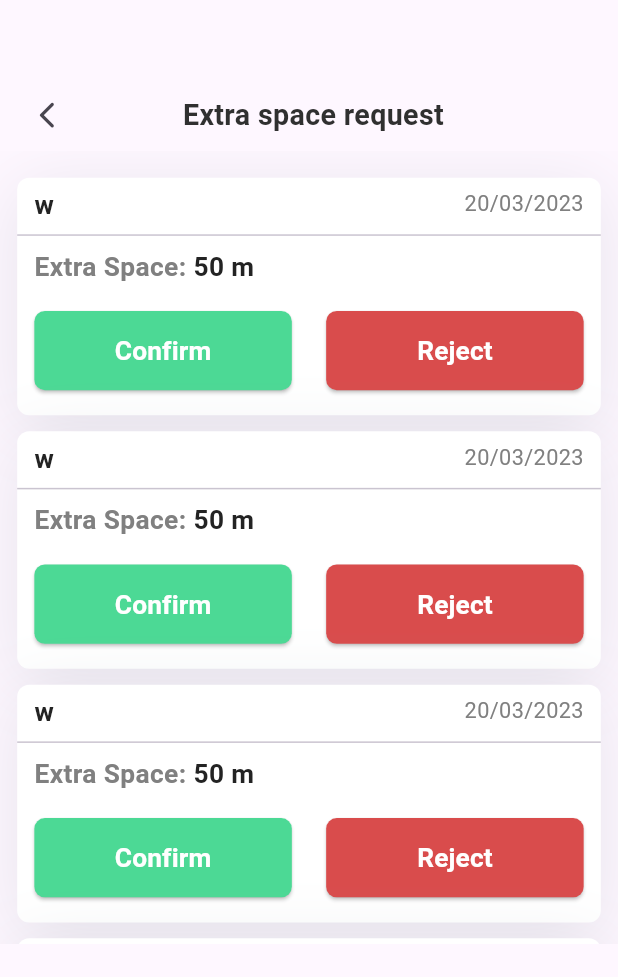
After one commit to sami-MhdAmin/mall-automation-system, a Flutter app: the WarehouseExtraSpaceRequests screen opened directly, on a phone screen of 412 x 824 dp. The commit adds this screen. Shown: the top 977 px of the screen. Run offline on Flutter 3.47's test engine with Material 2 defaults, Android fonts, the phone set to English and light mode, and no system bars; our stand-ins replace bloc, carousel_slider, connectivity_plus, convex_bottom_bar, dartz, dio and 12 more; missing offline and left inert: flutter_paypal_checkout; accounts and stored records are empty; network calls fail; Roboto replaces fonts that are missing (Merriweather, Nunito Sans); project files that could hold a hidden picture were left out; key blocks and very long unbroken strings in the code were emptied for the run.

Commit message:
warehouse space request

```diff
--- a/asset/translations/ar-SA.json
+++ b/asset/translations/ar-SA.json
@@ -98,7 +98,13 @@
     "type":"النوع: ",
     "storeSpace":"مساحة المتجر: ",
     "availableStorageSpace":"مساحة التخزين المتوفرة: ",
-    "update":"تحديث"
+    "update":"تحديث",
+    "logout":"تسجيل الخروج",
+    "extraSpaceRequest":"طلب مساحة إضافية",
+    "increaseWarehouseSpace":"زيادة مساحة المستودع",
+    "m":"م"
+
+
 
 
 
--- a/asset/translations/en-US.json
+++ b/asset/translations/en-US.json
@@ -19,9 +19,9 @@
     "pleaseEnterYourGmail": "please enter your gmail",
     "containAt": "The Email must contain '@' Character",
     "pleaseEnterYourPassword": "please enter your password",
-    "passwordMustBeEightCharacters":"The password must be 8 Characters",
+    "passwordMustBeEightCharacters": "The password must be 8 Characters",
     "pleaseEnterYourPhoneNumber": "please enter your phone number",
-    "doYouWantToSeeInvestmentOption":"Do you want to see investment option?",
+    "doYouWantToSeeInvestmentOption": "Do you want to see investment option?",
     "signUp": "SIGN UP",
     "furniture": "Furniture",
     "makeup": "Makeup",
@@ -82,20 +82,24 @@
     "productMovement": "Product Movement",
     "approved": "Approved",
     "rejected": "Rejected",
-    "orderFrom":"Order From",
-    "pleaseEnterUserName":"Please enter user name",
-    "signIn":"SIGN IN",
-    "doNotHaveAnAccount":"Don’t have an account?",
-    "alreadyHaveAnAccount":"Already have an account?",
-    "shippingAddress":"Shipping address",
-    "orderList":"Order list",
-    "home":"Home",
-    "favorite":"Favorite",
-    "storeName":"Store name",
-    "pleaseEnterStoreName":"Please enter store name",
-    "otherDetails":"Other Details",
-    "type":"Type: ",
-    "storeSpace":"Store space: ",
-    "availableStorageSpace":"Available storage space: ",
-    "update":"Update"
+    "orderFrom": "Order From",
+    "pleaseEnterUserName": "Please enter user name",
+    "signIn": "SIGN IN",
+    "doNotHaveAnAccount": "Don’t have an account?",
+    "alreadyHaveAnAccount": "Already have an account?",
+    "shippingAddress": "Shipping address",
+    "orderList": "Order list",
+    "home": "Home",
+    "favorite": "Favorite",
+    "storeName": "Store name",
+    "pleaseEnterStoreName": "Please enter store name",
+    "otherDetails": "Other Details",
+    "type": "Type: ",
+    "storeSpace": "Store space: ",
+    "availableStorageSpace": "Available storage space: ",
+    "update": "Update",
+    "logout": "Logout",
+    "extraSpaceRequest": "Extra space request",
+    "increaseWarehouseSpace":"Increase warehouse space",
+    "m":"m"
 }
--- a/lib/core/resource/string_manager.dart
+++ b/lib/core/resource/string_manager.dart
@@ -115,6 +115,10 @@ class StringManager {
   static String storeSpace = 'storeSpace';
   static String availableStorageSpace = 'availableStorageSpace';
   static String update = 'update';
+  //end cart
+  static String logout = 'logout';
+  static String extraSpaceRequest = 'extraSpaceRequest';
+  static String increaseWarehouseSpace = 'increaseWarehouseSpace';
 
-  //end cart
+  static String meter = 'm';
 }
--- /dev/null
+++ b/lib/warehouse manager/warehouse_extra_space_request/presentation/pages/warehouse_extra_space_requests.dart
@@ -0,0 +1,52 @@
+import 'package:flutter/material.dart';
+import 'package:flutter_screenutil/flutter_screenutil.dart';
+import 'package:jessy_mall/core/resource/string_manager.dart';
+import 'package:jessy_mall/core/widgets/header_page.dart';
+import 'package:easy_localization/easy_localization.dart';
+
+import '../widgets/extra_space_card_widget.dart';
+
+class WarehouseExtraSpaceRequests extends StatefulWidget {
+  const WarehouseExtraSpaceRequests({super.key});
+
+  @override
+  State<WarehouseExtraSpaceRequests> createState() =>
+      _WarehouseExtraSpaceRequestsState();
+}
+
+class _WarehouseExtraSpaceRequestsState
+    extends State<WarehouseExtraSpaceRequests> {
+  @override
+  Widget build(BuildContext context) {
+    return Scaffold(
+      body: Column(
+        children: [
+          HeaderPage(
+            title: StringManager.extraSpaceRequest.tr(),
+            left: true,
+          ),
+          SizedBox(
+            height: 1500.h,
+            child: ListView.builder(
+                // itemCount: deliveryRequestsList.length,
+                itemCount: 8,
+                padding: EdgeInsets.symmetric(
+                  vertical: 50.h,
+                  horizontal: 30.w,
+                ),
+                itemBuilder: (context, index) {
+                  return Padding(
+                    padding: EdgeInsets.only(bottom: 30.h),
+                    child: const WarehouseExtraSpaceCardWidget(
+                      userNameText: "w",
+                      dateText: "20/03/2023",
+                      priceText: "50",
+                    ),
+                  );
+                }),
+          ),
+        ],
+      ),
+    );
+  }
+}
--- /dev/null
+++ b/lib/warehouse manager/warehouse_extra_space_request/presentation/widgets/extra_space_card_widget.dart
@@ -0,0 +1,130 @@
+import 'package:flutter/material.dart';
+import 'package:flutter_screenutil/flutter_screenutil.dart';
+import 'package:jessy_mall/warehouse%20manager/warehouse_extra_space_request/presentation/widgets/warehouse_confirm_reject_button_widget.dart';
+
+import '../../../../core/resource/string_manager.dart';
+import 'package:easy_localization/easy_localization.dart';
+
+class WarehouseExtraSpaceCardWidget extends StatelessWidget {
+  const WarehouseExtraSpaceCardWidget({
+    required this.userNameText,
+    required this.dateText,
+    required this.priceText,
+    super.key,
+  });
+  final String userNameText, dateText, priceText;
+
+  @override
+  Widget build(BuildContext context) {
+    return Container(
+      width: 950.w,
+      height: 450.h,
+      decoration: ShapeDecoration(
+        color: Colors.white,
+        shape: RoundedRectangleBorder(borderRadius: BorderRadius.circular(8)),
+        shadows: const [
+          BoxShadow(
+            color: Color(0x338A959E),
+            blurRadius: 40,
+            offset: Offset(0, 8),
+            spreadRadius: 0,
+          )
+        ],
+      ),
+      child: Column(
+        crossAxisAlignment: CrossAxisAlignment.start,
+        children: [
+          SizedBox(height: 15.h),
+          Padding(
+            padding: EdgeInsets.symmetric(horizontal: 30.w),
+            child: Row(
+              mainAxisAlignment: MainAxisAlignment.spaceBetween,
+              children: [
+                Text(
+                  userNameText,
+                  style: TextStyle(
+                    color: const Color(0xFF232323),
+                    fontSize: 46.sp,
+                    fontFamily: 'Nunito Sans',
+                    fontWeight: FontWeight.w600,
+                  ),
+                ),
+                Text(
+                  dateText,
+                  textAlign: TextAlign.right,
+                  style: TextStyle(
+                    color: const Color(0xFF808080),
+                    fontSize: 38.sp,
+                    fontFamily: 'Nunito Sans',
+                    fontWeight: FontWeight.w400,
+                  ),
+                ),
+              ],
+            ),
+          ),
+          const Divider(),
+          Padding(
+            padding: EdgeInsets.symmetric(horizontal: 30.w),
+            child: Row(
+              mainAxisAlignment: MainAxisAlignment.spaceBetween,
+              children: [
+                Row(
+                  children: [
+                    Text(
+                      "${StringManager.extraSpace.tr()}: ",
+                      style: TextStyle(
+                        color: const Color(0xFF808080),
+                        fontSize: 46.sp,
+                        fontFamily: 'Nunito Sans',
+                        fontWeight: FontWeight.w600,
+                      ),
+                    ),
+                    Text(
+                      "$priceText ${StringManager.meter.tr()}",
+                      style: TextStyle(
+                        color: const Color(0xFF232323),
+                        fontSize: 46.sp,
+                        fontFamily: 'Nunito Sans',
+                        fontWeight: FontWeight.w600,
+                      ),
+                    ),
+                  ],
+                ),
+              ],
+            ),
+          ),
+          SizedBox(
+            height: 50.h,
+          ),
+          Padding(
+            padding: EdgeInsets.symmetric(horizontal: 30.w),
+            child: SizedBox(
+              width: 980.w,
+              child: Row(
+                mainAxisAlignment: MainAxisAlignment.spaceBetween,
+                children: [
+                  WarehouseConfirmOrRejectButtonWidget(
+                    height: 150.h,
+                    width: 450.w,
+                    isConfirm: true,
+                    onpressed: () {
+                      print("confirm");
+                    },
+                  ),
+                  WarehouseConfirmOrRejectButtonWidget(
+                    height: 150.h,
+                    width: 450.w,
+                    isConfirm: false,
+                    onpressed: () {
+                      print("reject");
+                    },
+                  )
+                ],
+              ),
+            ),
+          )
+        ],
+      ),
+    );
+  }
+}
--- /dev/null
+++ b/lib/warehouse manager/warehouse_extra_space_request/presentation/widgets/warehouse_confirm_reject_button_widget.dart
@@ -0,0 +1,45 @@
+import 'package:flutter/material.dart';
+import 'package:flutter_screenutil/flutter_screenutil.dart';
+
+import '../../../../config/theme/color_manager.dart';
+import '../../../../core/resource/string_manager.dart';
+import 'package:easy_localization/easy_localization.dart';
+
+class WarehouseConfirmOrRejectButtonWidget extends StatelessWidget {
+  const WarehouseConfirmOrRejectButtonWidget({
+    required this.width,
+    required this.height,
+    required this.onpressed,
+    required this.isConfirm,
+    super.key,
+  });
+
+  final double width, height;
+  final void Function() onpressed;
+  final bool isConfirm;
+  @override
+  Widget build(BuildContext context) {
+    return SizedBox(
+      width: width,
+      height: height,
+      child: ElevatedButton(
+        onPressed: onpressed,
+        style: ElevatedButton.styleFrom(
+          backgroundColor: isConfirm ? ColorManager.green : ColorManager.red,
+          shape: RoundedRectangleBorder(
+            borderRadius: BorderRadius.circular(20.r),
+          ),
+        ),
+        child: Text(
+          isConfirm ? StringManager.confirm.tr() : StringManager.reject.tr(),
+          style: TextStyle(
+            color: Colors.white,
+            fontSize: 46.sp,
+            fontFamily: 'Nunito Sans',
+            fontWeight: FontWeight.w600,
+          ),
+        ),
+      ),
+    );
+  }
+}
--- a/lib/warehouse manager/warehouse_home/presintation/pages/warehouse_home_page.dart
+++ b/lib/warehouse manager/warehouse_home/presintation/pages/warehouse_home_page.dart
@@ -6,6 +6,7 @@ import '../../../../core/resource/string_manager.dart';
 import '../../../../core/widgets/langauge_switcher_widget.dart';
 import '../../../../featuers/investment_options/presentation/page/investment_options.dart';
 import '../../../../featuers/investment_options/presentation/widgets/investment_store.dart';
+import '../../../warehouse_extra_space_request/presentation/pages/warehouse_extra_space_requests.dart';
 import '../../../warehouse_income_outcome/presintation/page/income_page.dart';
 import '../../../warehouse_income_outcome/presintation/page/outcome_page.dart';
 import '../../../warehouse_order/presintation/pages/warehouse_order_page.dart';
@@ -105,17 +106,20 @@ class _WarehouseHomePageState extends State<WarehouseHomePage> {
                 ),
               ),
               ListTile(
-                title: const Text('Space Request'),
+                title: Text(StringManager.extraSpaceRequest.tr()),
                 selected: _selectedIndex == 0,
                 onTap: () {
                   // Update the state of the app
                   _onItemTapped(0);
                   // Then close the drawer
-                  Navigator.pop(context);
+                  Navigator.push(
+                      context,
+                      MaterialPageRoute(
+                          builder: (_) => const WarehouseExtraSpaceRequests()));
                 },
               ),
               ListTile(
-                title: const Text('Increse warehouse space'),
+                title: Text(StringManager.increaseWarehouseSpace.tr()),
                 selected: _selectedIndex == 1,
                 onTap: () {
                   // Update the state of the app
@@ -125,7 +129,7 @@ class _WarehouseHomePageState extends State<WarehouseHomePage> {
                 },
               ),
               ListTile(
-                title: const Text('Logout'),
+                title: Text(StringManager.logout.tr()),
                 selected: _selectedIndex == 2,
                 onTap: () {
                   // Update the state of the app
```
